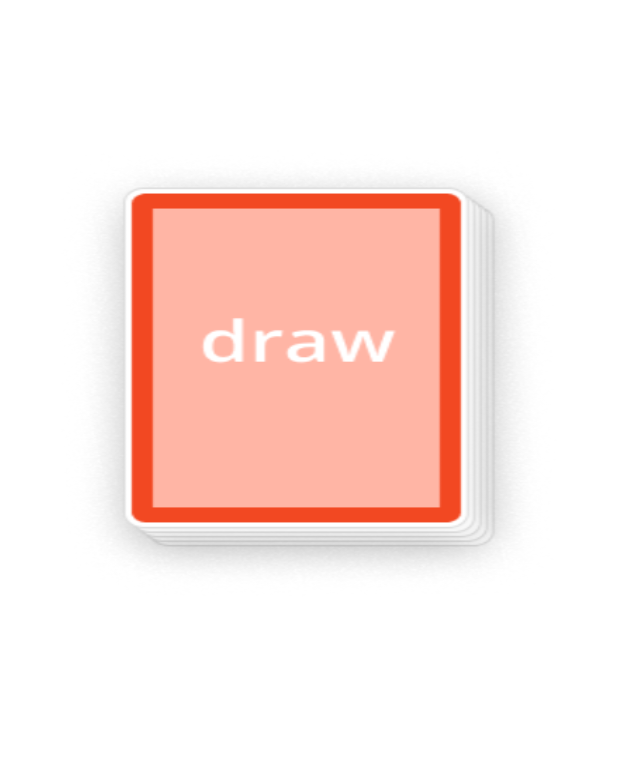
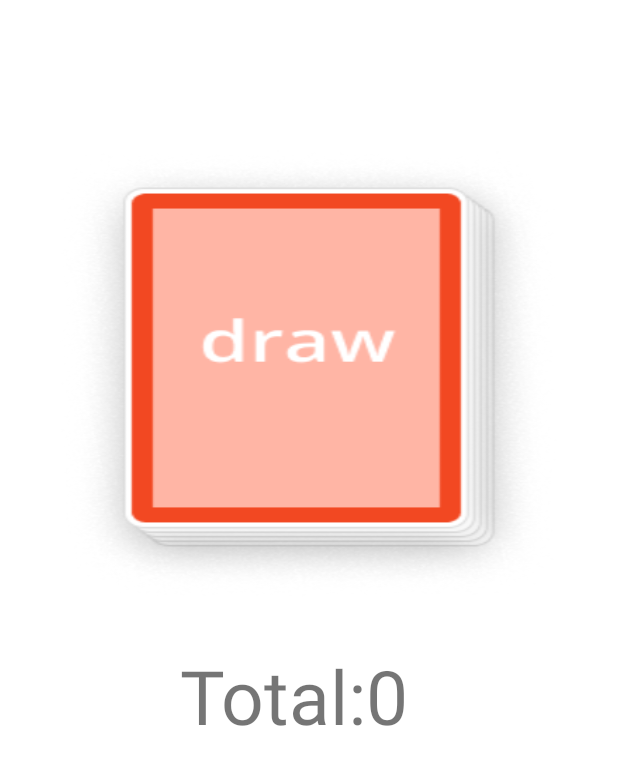
Before and after one commit to RaphaCosil/RepositoryProject21, an Android app: the MainActivity2 screen opened directly, with no data from a screen before it, on a phone screen of 412 x 824 dp. Shown: the top 765 px of the screen. Run offline under Robolectric (Android 15) with nearby library versions, the phone set to English and light mode, and no system bars.

Commit message:
Lista com o total pronta

```diff
--- a/ProjectNew21/app/build.gradle.kts
+++ b/ProjectNew21/app/build.gradle.kts
@@ -53,7 +53,6 @@ android {
 
 dependencies {
     implementation ("io.insert-koin:koin-android:3.4.1")
-
     implementation("androidx.lifecycle:lifecycle-viewmodel-ktx:2.4.0")
     implementation("org.jetbrains.kotlinx:kotlinx-coroutines-android:1.6.4")
     implementation("org.jetbrains.kotlinx:kotlinx-coroutines-core:1.6.4")
--- a/ProjectNew21/app/src/main/java/com/example/projectnew21/MainActivity2.kt
+++ b/ProjectNew21/app/src/main/java/com/example/projectnew21/MainActivity2.kt
@@ -37,7 +37,7 @@ class MainActivity2 : ComponentActivity() {
         Log.d("###############", "Return DeckId1")
         viewModel.deckLiveData.observe(this) {
 
-            Toast.makeText(baseContext, it.deckId, Toast.LENGTH_SHORT).show()
+            Toast.makeText(this, it.deckId, Toast.LENGTH_SHORT).show()
 
         }
         binding.btDraw.setOnClickListener {
@@ -45,9 +45,11 @@ class MainActivity2 : ComponentActivity() {
         }
 
         viewModel.pontuacao.observe(this) {
-            Toast.makeText(baseContext, it, Toast.LENGTH_SHORT).show()
-        }
-
-
+            pontuacao:Int? ->
+            pontuacao?.let {
+                binding.txtPontuacao.text="Total:"+pontuacao.toString()
+                Toast.makeText(this, pontuacao.toString()+"teste", Toast.LENGTH_SHORT).show()
+            }
         }
     }
+}
--- a/ProjectNew21/app/src/main/res/layout/activity_main2.xml
+++ b/ProjectNew21/app/src/main/res/layout/activity_main2.xml
@@ -25,4 +25,16 @@
         app:layout_constraintStart_toStartOf="parent"
         tools:ignore="MissingConstraints" />
 
+    <TextView
+        android:id="@+id/txtPontuacao"
+        android:layout_width="wrap_content"
+        android:layout_height="wrap_content"
+        android:padding="30dp"
+        android:text="Total:"
+        android:textSize="50dp"
+        android:layout_marginTop="400dp"
+        android:layout_marginLeft="-20dp"
+        app:layout_constraintEnd_toEndOf="parent"
+        app:layout_constraintStart_toStartOf="parent"
+        app:layout_constraintTop_toTopOf="parent" />
 </androidx.constraintlayout.widget.ConstraintLayout>
--- /dev/null
+++ b/ProjectNew21/app/src/main/res/layout/text_row_item.xml
@@ -0,0 +1,6 @@
+<?xml version="1.0" encoding="utf-8"?>
+<androidx.constraintlayout.widget.ConstraintLayout xmlns:android="http://schemas.android.com/apk/res/android"
+    android:layout_width="match_parent"
+    android:layout_height="match_parent">
+
+</androidx.constraintlayout.widget.ConstraintLayout>
```
Also changed, not shown: ProjectNew21/app/src/main/java/com/example/projectnew21/viewModel/GameViewModel.kt (+17 -12 lines).
